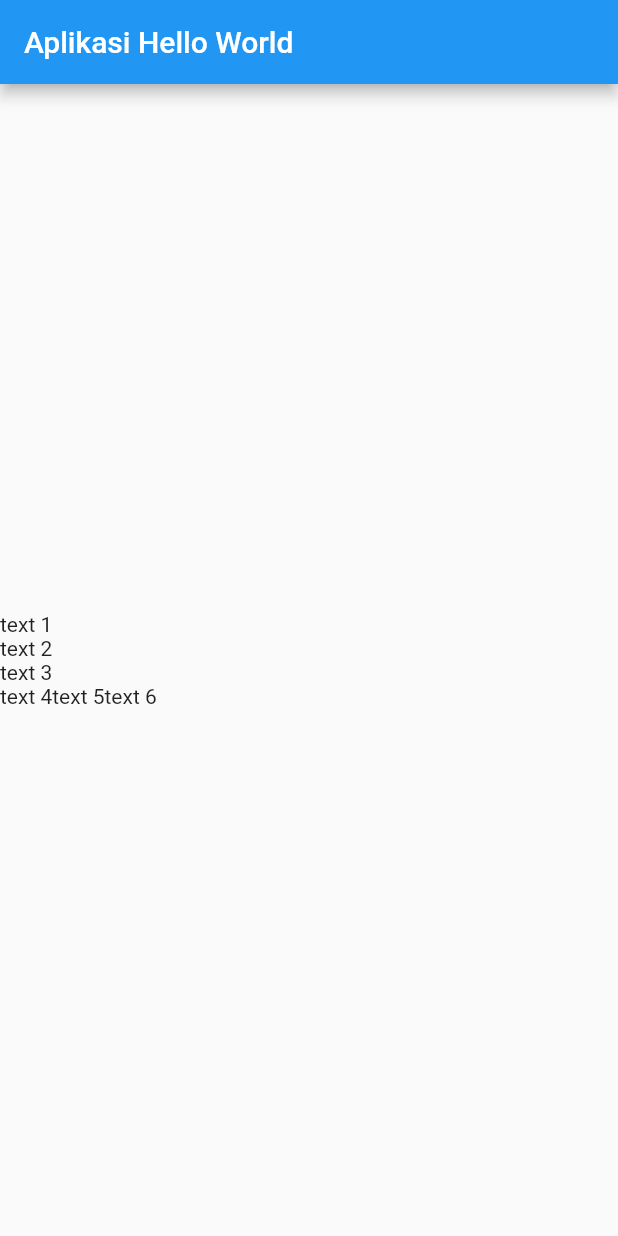
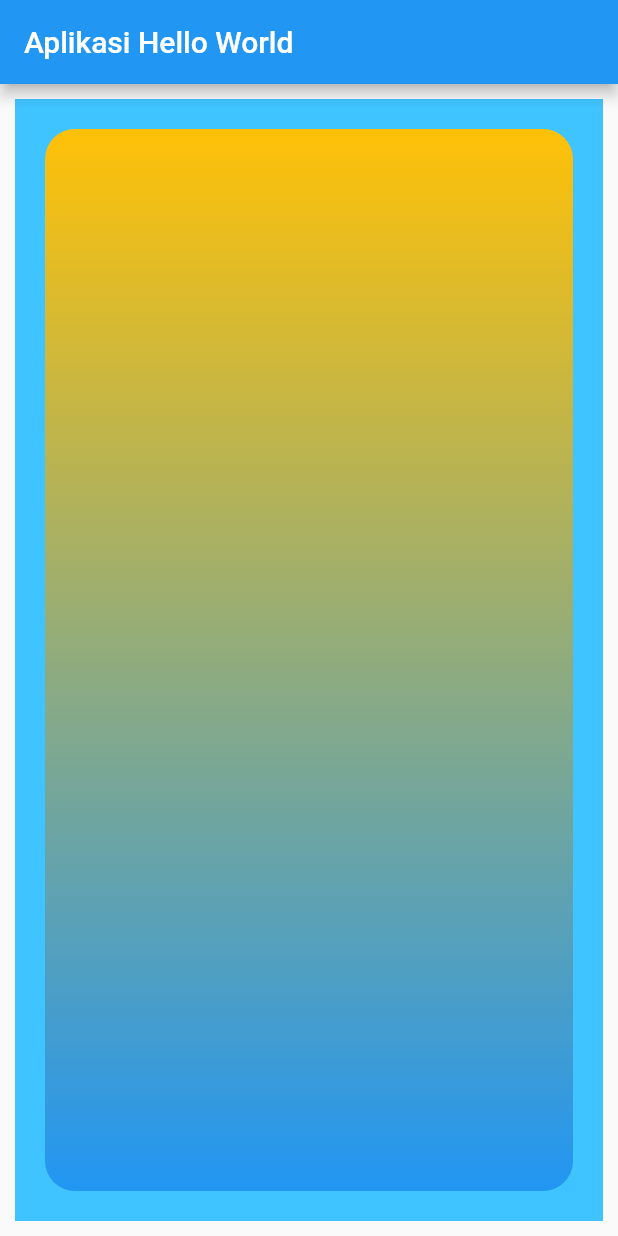
Before and after one commit to yogithesymbian/flutter_basic_to_advance, a Flutter app: the screen it shows after launch, on a phone screen of 412 x 824 dp. Run offline on Flutter 3.47's test engine with Material 2 defaults, Android fonts, the phone set to English and light mode, and no system bars.

Commit message:
CONTAINER [1]

```diff
--- a/lib/main.dart
+++ b/lib/main.dart
@@ -10,23 +10,23 @@ class MyApp extends StatelessWidget {
   Widget build(BuildContext context) {
     return MaterialApp(
       home: Scaffold(
-        appBar: AppBar(
-          title: Text("Aplikasi Hello World"),
-        ),
-        body: Column(
-          // Column | Row
-          mainAxisAlignment: MainAxisAlignment.center, // rata tengah vertical
-          crossAxisAlignment: CrossAxisAlignment.start, // rata kiri
-          children: [
-            Text("text 1"),
-            Text("text 2"),
-            Text("text 3"),
-            Row(
-              children: [Text("text 4"), Text("text 5"), Text("text 6")],
-            )
-          ],
-        ),
-      ),
+          appBar: AppBar(
+            title: Text("Aplikasi Hello World"),
+          ),
+          body: Container(
+            color: Colors.lightBlueAccent,
+            margin: EdgeInsets.fromLTRB(10, 10, 10, 10),
+            padding: EdgeInsets.all(20),
+            child: Container(
+              // margin: EdgeInsets.only(bottom: 20, top: 20),
+              decoration: BoxDecoration(
+                  borderRadius: BorderRadius.circular(20),
+                  gradient: LinearGradient(
+                      begin: Alignment.topLeft,
+                      end: Alignment.bottomLeft,
+                      colors: [Colors.amber, Colors.blue])),
+            ),
+          )),
     );
   }
 }
```
